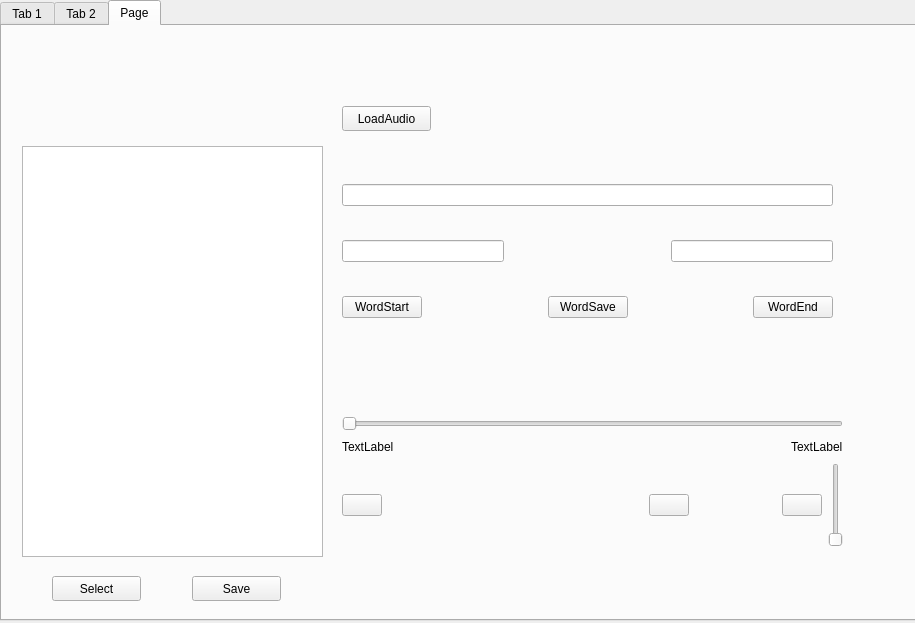
This is dictation.ui in fangchaooo/dictation as Qt 5 draws it before an edit. The edited form follows.
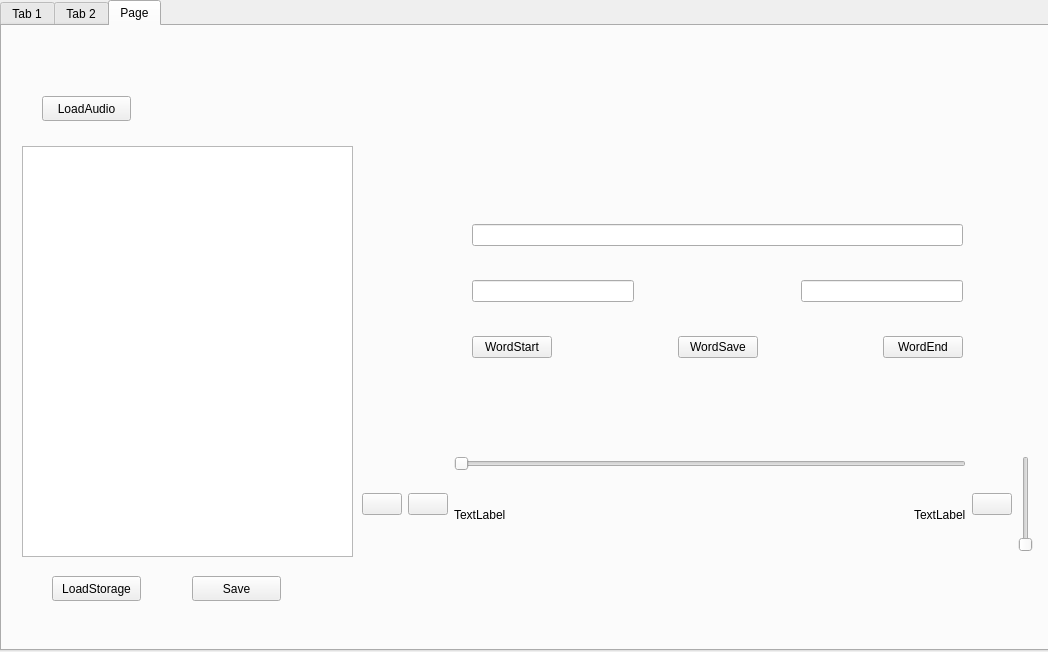
This is the edited form. The open tabs and pages were chosen to show the change. Icons and pictures are not drawn.

```diff
--- a/dictation.ui
+++ b/dictation.ui
@@ -6,8 +6,8 @@
    <rect>
     <x>0</x>
     <y>0</y>
-    <width>915</width>
-    <height>623</height>
+    <width>1048</width>
+    <height>652</height>
    </rect>
   </property>
   <property name="windowTitle">
@@ -18,8 +18,8 @@
     <rect>
      <x>0</x>
      <y>0</y>
-     <width>921</width>
-     <height>621</height>
+     <width>1051</width>
+     <height>651</height>
     </rect>
    </property>
    <property name="currentIndex">
@@ -375,8 +375,8 @@
     <widget class="QPushButton" name="LoadAudioBtn">
      <property name="geometry">
       <rect>
-       <x>340</x>
-       <y>80</y>
+       <x>40</x>
+       <y>70</y>
        <width>89</width>
        <height>25</height>
       </rect>
@@ -390,7 +390,7 @@
       <rect>
        <x>20</x>
        <y>120</y>
-       <width>301</width>
+       <width>331</width>
        <height>411</height>
       </rect>
      </property>
@@ -418,164 +418,14 @@
       </rect>
      </property>
      <property name="text">
-      <string>Select</string>
+      <string>LoadStorage</string>
      </property>
     </widget>
     <widget class="QWidget" name="layoutWidget">
      <property name="geometry">
       <rect>
-       <x>340</x>
-       <y>390</y>
-       <width>501</width>
-       <height>131</height>
-      </rect>
-     </property>
-     <layout class="QVBoxLayout" name="verticalLayout_6">
-      <item>
-       <layout class="QVBoxLayout" name="verticalLayout_5">
-        <item>
-         <widget class="QSlider" name="AudiohorizontalSlider">
-          <property name="orientation">
-           <enum>Qt::Horizontal</enum>
-          </property>
-         </widget>
-        </item>
-        <item>
-         <layout class="QHBoxLayout" name="horizontalLayout_3">
-          <item>
-           <widget class="QLabel" name="AudioStartTimeLabel">
-            <property name="text">
-             <string>TextLabel</string>
-            </property>
-           </widget>
-          </item>
-          <item>
-           <spacer name="horizontalSpacer_6">
-            <property name="orientation">
-             <enum>Qt::Horizontal</enum>
-            </property>
-            <property name="sizeHint" stdset="0">
-             <size>
-              <width>30</width>
-              <height>20</height>
-             </size>
-            </property>
-           </spacer>
-          </item>
-          <item>
-           <widget class="QLabel" name="AudioEndTimeLabel">
-            <property name="text">
-             <string>TextLabel</string>
-            </property>
-           </widget>
-          </item>
-         </layout>
-        </item>
-       </layout>
-      </item>
-      <item>
-       <layout class="QHBoxLayout" name="horizontalLayout">
-        <item>
-         <widget class="QPushButton" name="StartAudioBtn">
-          <property name="text">
-           <string/>
-          </property>
-          <property name="icon">
-           <iconset>
-            <normaloff>play.png</normaloff>play.png</iconset>
-          </property>
-         </widget>
-        </item>
-        <item>
-         <spacer name="horizontalSpacer_2">
-          <property name="orientation">
-           <enum>Qt::Horizontal</enum>
-          </property>
-          <property name="sizeHint" stdset="0">
-           <size>
-            <width>40</width>
-            <height>20</height>
-           </size>
-          </property>
-         </spacer>
-        </item>
-        <item>
-         <spacer name="horizontalSpacer_9">
-          <property name="orientation">
-           <enum>Qt::Horizontal</enum>
-          </property>
-          <property name="sizeHint" stdset="0">
-           <size>
-            <width>40</width>
-            <height>20</height>
-           </size>
-          </property>
-         </spacer>
-        </item>
-        <item>
-         <spacer name="horizontalSpacer">
-          <property name="orientation">
-           <enum>Qt::Horizontal</enum>
-          </property>
-          <property name="sizeHint" stdset="0">
-           <size>
-            <width>40</width>
-            <height>20</height>
-           </size>
-          </property>
-         </spacer>
-        </item>
-        <item>
-         <widget class="QPushButton" name="ResetAudioBtn">
-          <property name="text">
-           <string/>
-          </property>
-          <property name="icon">
-           <iconset>
-            <normaloff>stop.png</normaloff>stop.png</iconset>
-          </property>
-         </widget>
-        </item>
-        <item>
-         <spacer name="horizontalSpacer_10">
-          <property name="orientation">
-           <enum>Qt::Horizontal</enum>
-          </property>
-          <property name="sizeHint" stdset="0">
-           <size>
-            <width>40</width>
-            <height>20</height>
-           </size>
-          </property>
-         </spacer>
-        </item>
-        <item>
-         <widget class="QPushButton" name="AudioVolumBtn">
-          <property name="text">
-           <string/>
-          </property>
-          <property name="icon">
-           <iconset>
-            <normaloff>volume.png</normaloff>volume.png</iconset>
-          </property>
-         </widget>
-        </item>
-        <item>
-         <widget class="QSlider" name="AudioVolumSlider">
-          <property name="orientation">
-           <enum>Qt::Vertical</enum>
-          </property>
-         </widget>
-        </item>
-       </layout>
-      </item>
-     </layout>
-    </widget>
-    <widget class="QWidget" name="layoutWidget">
-     <property name="geometry">
-      <rect>
-       <x>340</x>
-       <y>130</y>
+       <x>470</x>
+       <y>170</y>
        <width>491</width>
        <height>191</height>
       </rect>
@@ -660,6 +510,100 @@
       </item>
      </layout>
     </widget>
+    <widget class="QWidget" name="">
+     <property name="geometry">
+      <rect>
+       <x>360</x>
+       <y>430</y>
+       <width>671</width>
+       <height>96</height>
+      </rect>
+     </property>
+     <layout class="QHBoxLayout" name="horizontalLayout">
+      <item>
+       <widget class="QPushButton" name="StartAudioBtn">
+        <property name="text">
+         <string/>
+        </property>
+        <property name="icon">
+         <iconset>
+          <normaloff>play.png</normaloff>play.png</iconset>
+        </property>
+       </widget>
+      </item>
+      <item>
+       <widget class="QPushButton" name="ResetAudioBtn">
+        <property name="text">
+         <string/>
+        </property>
+        <property name="icon">
+         <iconset>
+          <normaloff>stop.png</normaloff>stop.png</iconset>
+        </property>
+       </widget>
+      </item>
+      <item>
+       <layout class="QVBoxLayout" name="verticalLayout_5">
+        <item>
+         <widget class="QSlider" name="AudiohorizontalSlider">
+          <property name="orientation">
+           <enum>Qt::Horizontal</enum>
+          </property>
+         </widget>
+        </item>
+        <item>
+         <layout class="QHBoxLayout" name="horizontalLayout_3">
+          <item>
+           <widget class="QLabel" name="AudioStartTimeLabel">
+            <property name="text">
+             <string>TextLabel</string>
+            </property>
+           </widget>
+          </item>
+          <item>
+           <spacer name="horizontalSpacer_6">
+            <property name="orientation">
+             <enum>Qt::Horizontal</enum>
+            </property>
+            <property name="sizeHint" stdset="0">
+             <size>
+              <width>30</width>
+              <height>20</height>
+             </size>
+            </property>
+           </spacer>
+          </item>
+          <item>
+           <widget class="QLabel" name="AudioEndTimeLabel">
+            <property name="text">
+             <string>TextLabel</string>
+            </property>
+           </widget>
+          </item>
+         </layout>
+        </item>
+       </layout>
+      </item>
+      <item>
+       <widget class="QPushButton" name="AudioVolumBtn">
+        <property name="text">
+         <string/>
+        </property>
+        <property name="icon">
+         <iconset>
+          <normaloff>volume.png</normaloff>volume.png</iconset>
+        </property>
+       </widget>
+      </item>
+      <item>
+       <widget class="QSlider" name="AudioVolumSlider">
+        <property name="orientation">
+         <enum>Qt::Vertical</enum>
+        </property>
+       </widget>
+      </item>
+     </layout>
+    </widget>
    </widget>
   </widget>
  </widget>
```
Left out of the diff: 13 changed lines with no effect on the pictures.
